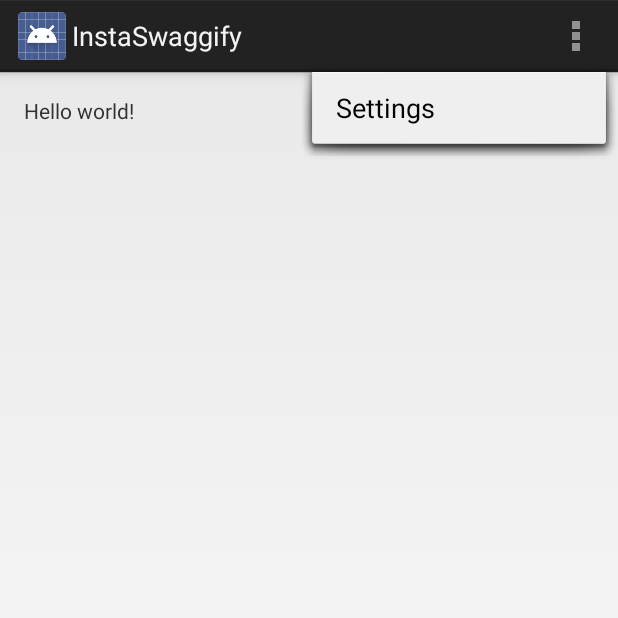
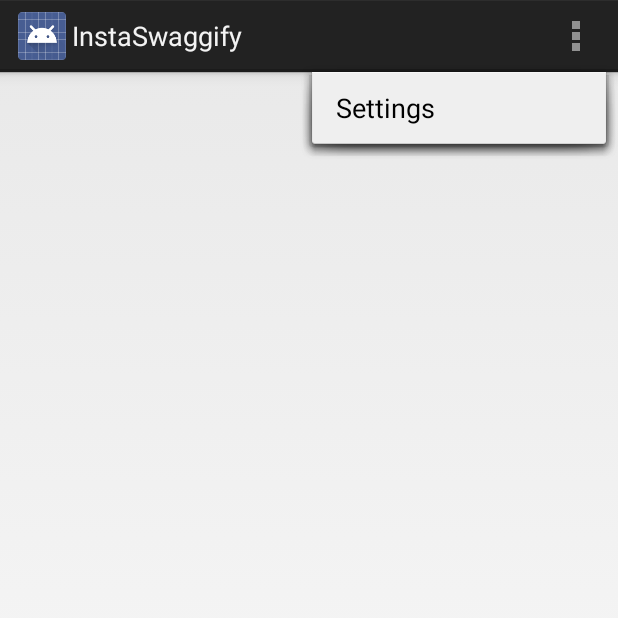
Before and after one commit to mathijs727/InstaSwaggify, an Android app: the screen it shows after launch (MainActivity), with the options menu open, on a phone screen of 412 x 824 dp, the top half of it. Run offline under Robolectric (Android 15) with nearby library versions, the phone set to English and light mode, and no system bars.

Commit message:
Initial layout

```diff
--- a/app/src/main/res/layout/activity_main.xml
+++ b/app/src/main/res/layout/activity_main.xml
@@ -2,15 +2,14 @@
     xmlns:tools="http://schemas.android.com/tools"
     android:layout_width="match_parent"
     android:layout_height="match_parent"
-    android:paddingLeft="@dimen/activity_horizontal_margin"
-    android:paddingRight="@dimen/activity_horizontal_margin"
-    android:paddingTop="@dimen/activity_vertical_margin"
-    android:paddingBottom="@dimen/activity_vertical_margin"
     tools:context=".MainActivity">
-
-    <TextView
-        android:text="@string/hello_world"
-        android:layout_width="wrap_content"
-        android:layout_height="wrap_content" />
-
+    <ImageView
+        android:layout_toLeftOf="@id/ListView"
+        android:layout_width="match_parent"
+        android:layout_height="match_parent"/>
+    <ListView
+        android:id="@+id/ListView"
+        android:layout_width="200dp"
+        android:layout_height="match_parent"
+        android:layout_alignParentRight="true"/>
 </RelativeLayout>
```
Also changed, not shown: 1 other file.
